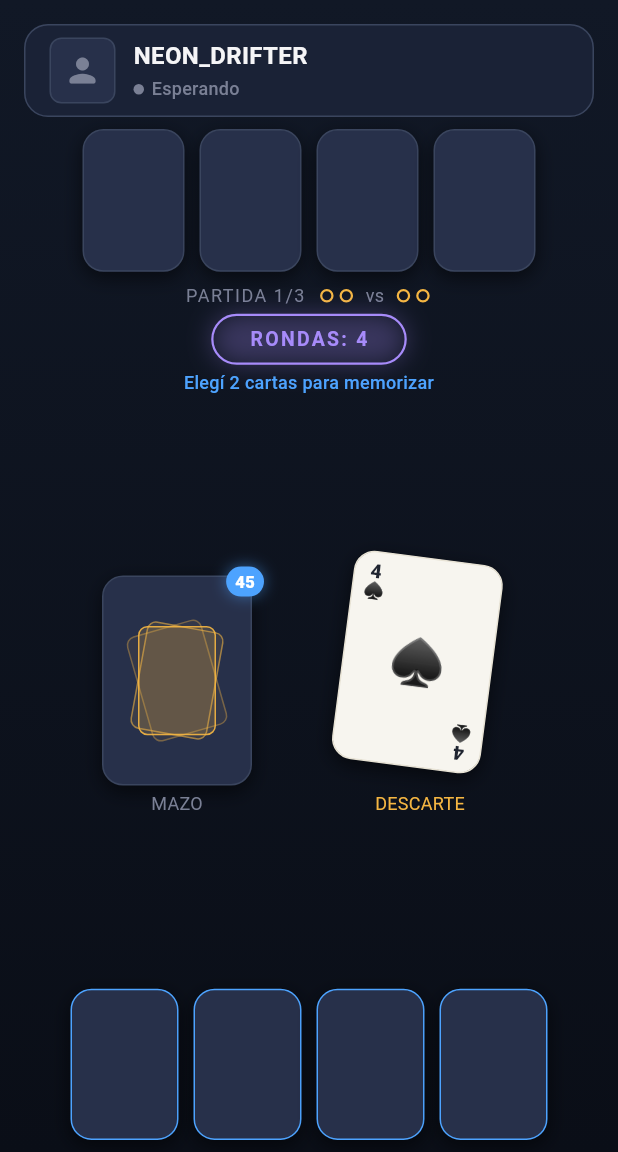
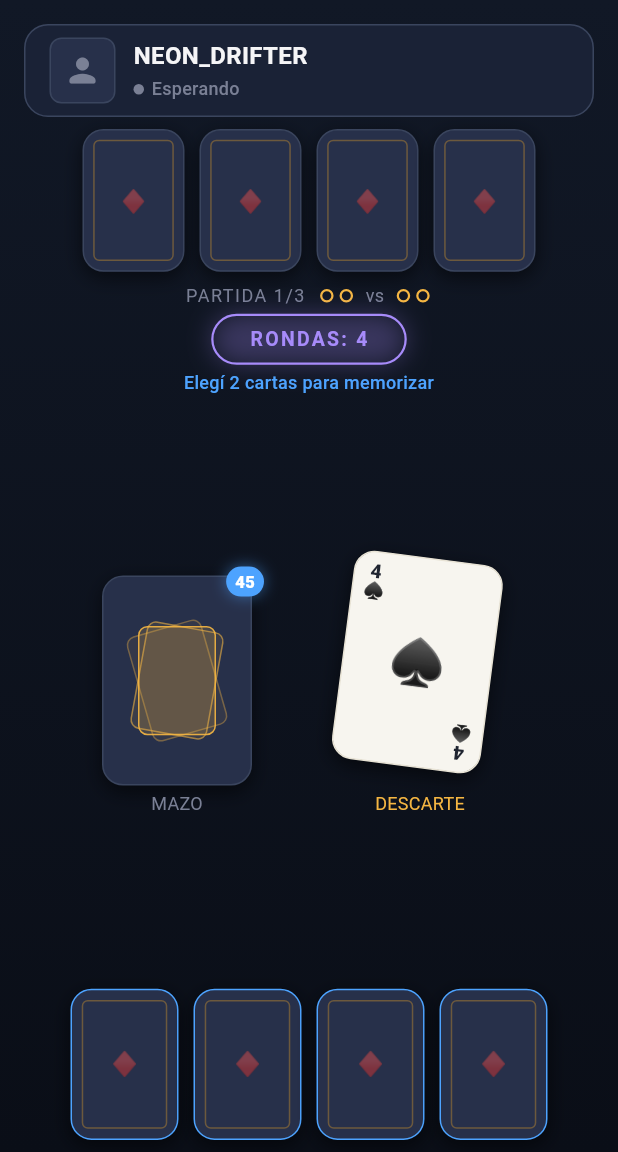
Before and after one commit to marianobackhaus-sudo/4-Cartas, a Flutter app: the screen it shows after launch, on a phone screen of 412 x 824 dp, the part 84-1236 px from its top. Run offline on Flutter 3.47's test engine with Material 3 defaults, Android fonts, the phone set to English and light mode, and no system bars; our stand-ins replace flutter_riverpod; project files that could hold a hidden picture were left out.

Commit message:
feat: add inner frame + diamond to face-down card back
Normal face-down cards now show a subtle gold inner border frame and a
centered ♦ symbol so they're clearly distinguishable from empty slots.

Co-Authored-By: Claude Sonnet 4.6 <noreply@anthropic.com>

```diff
--- a/lib/screens/arena_screen.dart
+++ b/lib/screens/arena_screen.dart
@@ -193,7 +193,27 @@ class _CardBack extends StatelessWidget {
           ? Center(child: Icon(Icons.visibility_outlined, color: eyeColor, size: width * .46))
           : selected
               ? Center(child: Icon(Icons.swap_horiz_rounded, color: AppColors.primary, size: width * .46))
-              : null,
+              : Padding(
+                  padding: EdgeInsets.all(width * 0.09),
+                  child: Container(
+                    decoration: BoxDecoration(
+                      borderRadius: BorderRadius.circular(AppRadius.xs),
+                      border: Border.all(
+                        color: AppColors.cardBackPattern.withValues(alpha: 0.40),
+                        width: 1.0,
+                      ),
+                    ),
+                    child: Center(
+                      child: Text('♦',
+                        style: TextStyle(
+                          color: AppColors.cardBackPattern.withValues(alpha: 0.45),
+                          fontSize: width * 0.22,
+                          height: 1,
+                        ),
+                      ),
+                    ),
+                  ),
+                ),
     );
   }
 }
```
